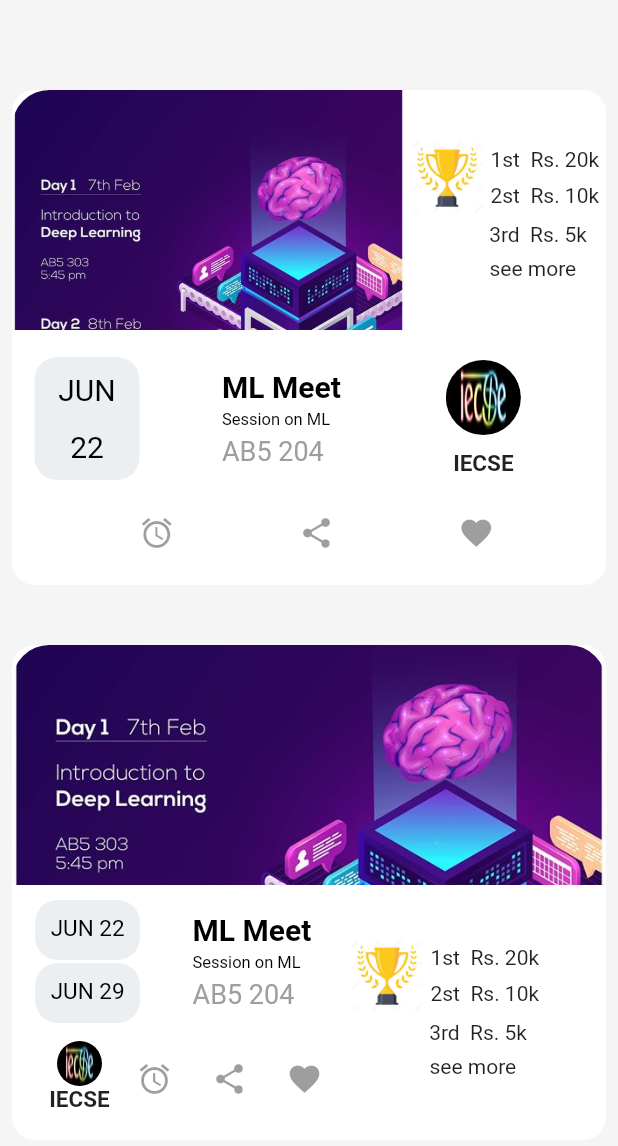
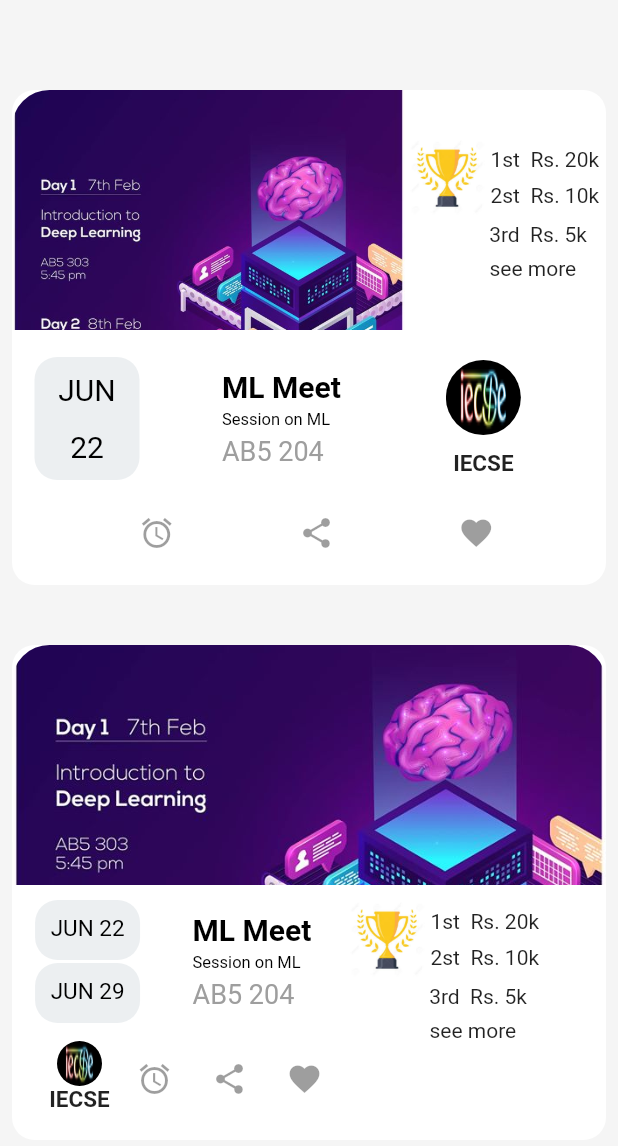
Before and after one commit to NiharikaNeha/Event_Template, a Flutter app: the screen it shows after launch, on a phone screen of 412 x 824 dp. Shown: the top 1146 px of the screen. Run offline on Flutter 3.47's test engine with Material 2 defaults, Android fonts, the phone set to English and light mode, and no system bars.

Commit message:
prizes template changes

```diff
--- a/lib/main.dart
+++ b/lib/main.dart
@@ -501,6 +501,7 @@ class _MyAppState extends State<MyApp> {
                                   fontSize: 14.0
                               ),
                             ),
+                            SizedBox(height: 48.0,)
                           ],
                         )
                       ],
```
